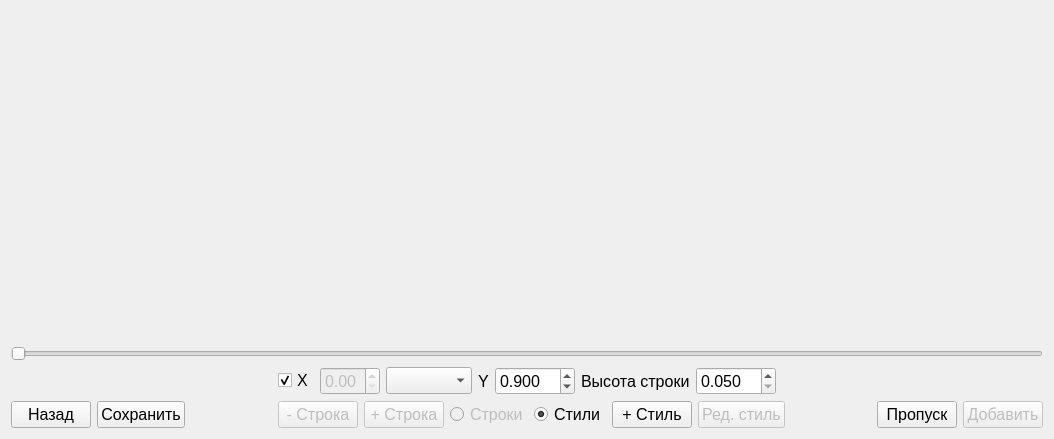
Above: text_labeling.ui from cool-palace/Screenshot-Manager before the change. Below: the same form after it.
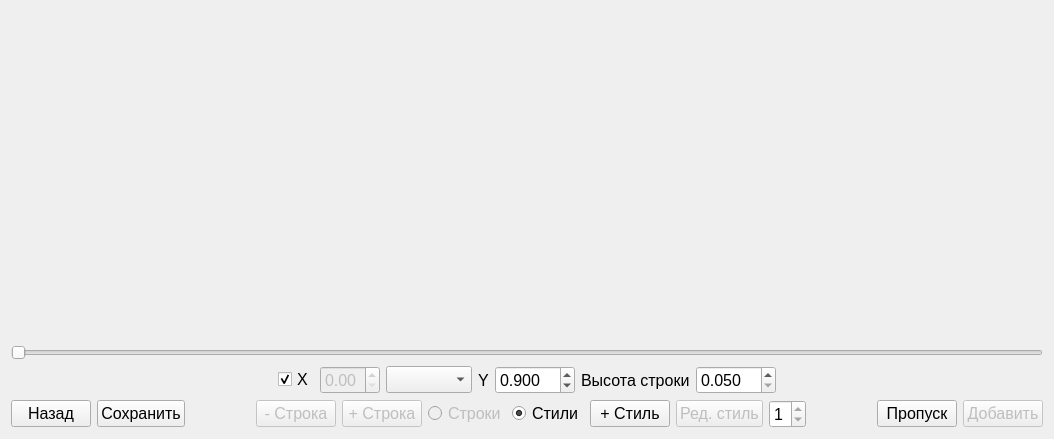
That is the form after the change.

Commit message: Added multi-style adding

What changed in the file:
```diff
--- a/text_labeling.ui
+++ b/text_labeling.ui
@@ -342,6 +342,21 @@
          </property>
         </widget>
        </item>
+       <item>
+        <widget class="QSpinBox" name="sbAddCount">
+         <property name="font">
+          <font>
+           <pointsize>12</pointsize>
+          </font>
+         </property>
+         <property name="minimum">
+          <number>1</number>
+         </property>
+         <property name="maximum">
+          <number>1</number>
+         </property>
+        </widget>
+       </item>
        <item>
         <spacer name="horizontalSpacer_4">
          <property name="orientation">
```
Left out of the diff: 2 changed lines with no effect on the pictures. The commit also changes 1 other file.
